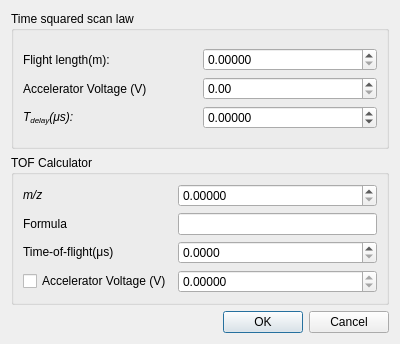
This is src/libs/adwidgets/scanlawdialog.ui in qtplatz/qtplatz as Qt 5 draws it before an edit. The edited form follows.
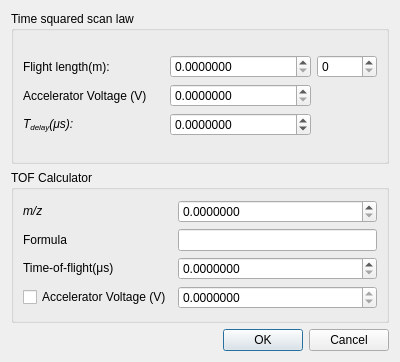
This is the edited form.

Diff of the .ui file:
```diff
--- a/src/libs/adwidgets/scanlawdialog.ui
+++ b/src/libs/adwidgets/scanlawdialog.ui
@@ -7,7 +7,7 @@
     <x>0</x>
     <y>0</y>
     <width>400</width>
-    <height>344</height>
+    <height>362</height>
    </rect>
   </property>
   <property name="windowTitle">
@@ -29,10 +29,10 @@
           </property>
          </widget>
         </item>
-        <item row="1" column="1">
+        <item row="1" column="2">
          <widget class="QDoubleSpinBox" name="doubleSpinBox_2">
           <property name="decimals">
-           <number>2</number>
+           <number>7</number>
           </property>
           <property name="maximum">
            <double>200000.000000000000000</double>
@@ -46,10 +46,10 @@
           </property>
          </widget>
         </item>
-        <item row="0" column="1">
+        <item row="0" column="2">
          <widget class="QDoubleSpinBox" name="doubleSpinBox">
           <property name="decimals">
-           <number>5</number>
+           <number>7</number>
           </property>
           <property name="maximum">
            <double>100.000000000000000</double>
@@ -66,10 +66,10 @@
           </property>
          </widget>
         </item>
-        <item row="2" column="1">
+        <item row="2" column="2">
          <widget class="QDoubleSpinBox" name="doubleSpinBox_3">
           <property name="decimals">
-           <number>5</number>
+           <number>7</number>
           </property>
           <property name="minimum">
            <double>-100.000000000000000</double>
@@ -78,7 +78,17 @@
            <double>1000.000000000000000</double>
           </property>
           <property name="singleStep">
-           <double>0.100000000000000</double>
+           <double>0.000010000000000</double>
+          </property>
+         </widget>
+        </item>
+        <item row="0" column="3">
+         <widget class="QSpinBox" name="spinBox">
+          <property name="maximumSize">
+           <size>
+            <width>60</width>
+            <height>16777215</height>
+           </size>
           </property>
          </widget>
         </item>
@@ -108,7 +118,7 @@
            <bool>true</bool>
           </property>
           <property name="decimals">
-           <number>5</number>
+           <number>7</number>
           </property>
           <property name="maximum">
            <double>100000.000000000000000</double>
@@ -131,7 +141,7 @@
         <item row="2" column="1">
          <widget class="QDoubleSpinBox" name="doubleSpinBox_5">
           <property name="decimals">
-           <number>4</number>
+           <number>7</number>
           </property>
           <property name="maximum">
            <double>1000.000000000000000</double>
@@ -144,7 +154,7 @@
         <item row="0" column="1">
          <widget class="QDoubleSpinBox" name="doubleSpinBox_4">
           <property name="decimals">
-           <number>5</number>
+           <number>7</number>
           </property>
           <property name="maximum">
            <double>100000.000000000000000</double>
```
Left out of the diff: 11 changed lines with no effect on the pictures.
